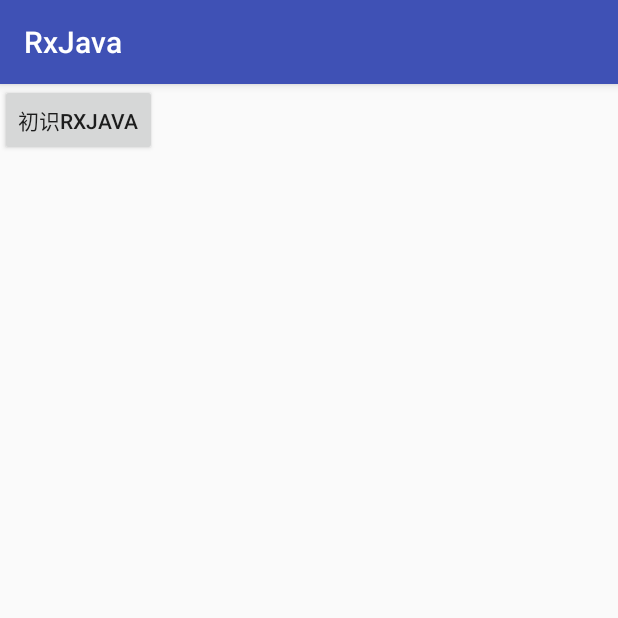
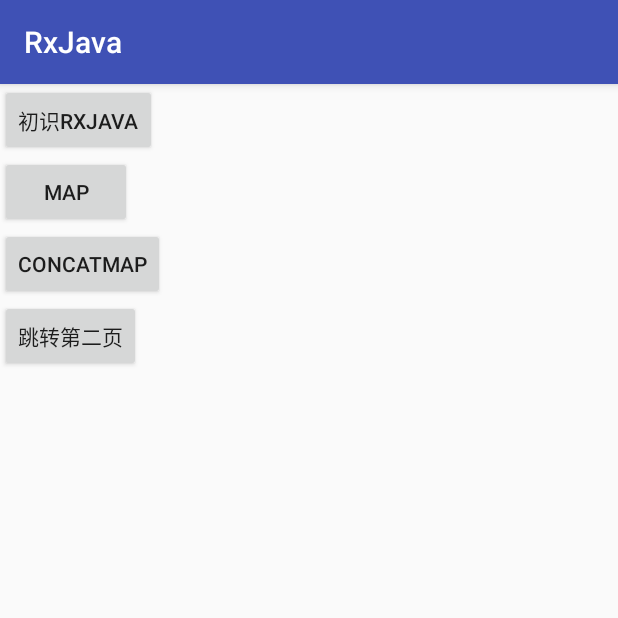
Before and after one commit to zhangyicoding/RxJava1511, an Android app: the screen it shows after launch (MainActivity), on a phone screen of 412 x 824 dp, the top half of it. Run offline under Robolectric (Android 15) with nearby library versions, the phone set to English and light mode, and no system bars; our stand-ins replace RxJava.

Commit message:
add 4btn

```diff
--- a/app/src/main/AndroidManifest.xml
+++ b/app/src/main/AndroidManifest.xml
@@ -16,6 +16,7 @@
                 <category android:name="android.intent.category.LAUNCHER" />
             </intent-filter>
         </activity>
+        <activity android:name=".RetrofitRxJavaActivity"></activity>
     </application>
 
 </manifest>
--- a/app/src/main/res/layout/activity_main.xml
+++ b/app/src/main/res/layout/activity_main.xml
@@ -13,4 +13,22 @@
         android:layout_width="wrap_content"
         android:layout_height="wrap_content" />
 
+    <Button
+        android:id="@+id/test2"
+        android:text="map"
+        android:layout_width="wrap_content"
+        android:layout_height="wrap_content" />
+
+    <Button
+        android:id="@+id/test3"
+        android:text="concatMap"
+        android:layout_width="wrap_content"
+        android:layout_height="wrap_content" />
+
+    <Button
+        android:id="@+id/start_second_btn"
+        android:text="跳转第二页"
+        android:layout_width="wrap_content"
+        android:layout_height="wrap_content" />
+
 </LinearLayout>
```
Also changed, not shown: app/src/main/java/net/bwie/rxjava/MainActivity.java (+91 -3 lines), app/src/main/java/net/bwie/rxjava/RetrofitRxJavaActivity.java (added, +13 -0 lines), app/src/main/res/layout/activity_retrofit_rx_java.xml (added, +9 -0 lines), 1 other file.
